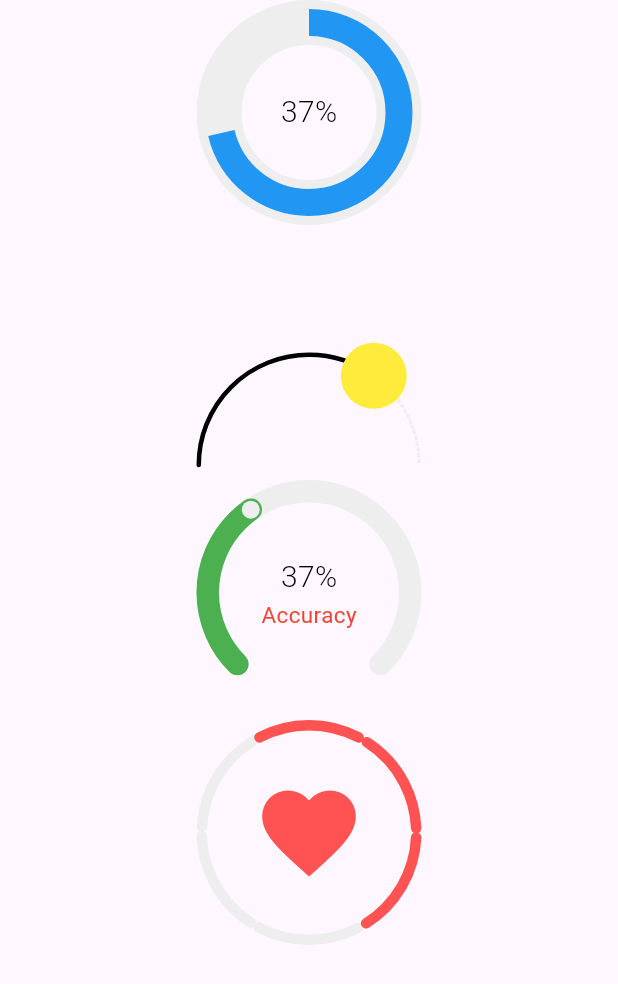
After one commit to mosayeb-masoumi/Animation-Flutter, a Flutter app: the CircularProgressBarScreen screen opened directly, on a phone screen of 412 x 824 dp. The commit adds this screen. Shown: the top 984 px of the screen. Run offline on Flutter 3.47's test engine with Material 3 defaults, Android fonts, the phone set to English and light mode, and no system bars; drawn by our look-alikes of dashed_circular_progress_bar; our stand-ins replace animate_do, animated_text_kit, animated_toggle_switch, badges, cached_network_image, carousel_slider and 33 more; missing offline and left inert: add_to_cart_animation, advanced_icon, animated_loading_border, animated_size_and_fade, circle_list, circular_menu and 5 more.

Commit message:
animated progress bar

```diff
--- /dev/null
+++ b/lib/circular_progress_bar_screen.dart
@@ -0,0 +1,174 @@
+import 'package:dashed_circular_progress_bar/dashed_circular_progress_bar.dart';
+import 'package:flutter/material.dart';
+
+class CircularProgressBarScreen extends StatefulWidget {
+  const CircularProgressBarScreen({super.key});
+
+  @override
+  State<CircularProgressBarScreen> createState() =>
+      _CircularProgressBarScreenState();
+}
+
+class _CircularProgressBarScreenState extends State<CircularProgressBarScreen> {
+  final ValueNotifier<double> _valueNotifier = ValueNotifier(0);
+
+  @override
+  Widget build(BuildContext context) {
+    return Scaffold(
+      body: SizedBox(
+        width: double.infinity,
+        height: double.infinity,
+        child: SingleChildScrollView(
+          child: Column(
+            mainAxisAlignment: MainAxisAlignment.center,
+            crossAxisAlignment: CrossAxisAlignment.center,
+            children: [
+              buildSimpleCircular(),
+              SizedBox(
+                height: 10,
+              ),
+              buildSemiCircular(),
+              SizedBox(
+                height: 10,
+              ),
+              buildAccuracy(),
+              SizedBox(
+                height: 10,
+              ),
+              buildDashed(),
+              SizedBox(
+                height: 10,
+              ),
+
+            ],
+          ),
+        ),
+      ),
+    );
+  }
+
+  SizedBox buildDashed() {
+    return SizedBox(
+              width: 150,
+              height: 150,
+              child: DashedCircularProgressBar.square(
+                dimensions: 350,
+                progress: 180,
+                maxProgress: 360,
+                startAngle: -27.5,
+                foregroundColor: Colors.redAccent,
+                backgroundColor: const Color(0xffeeeeee),
+                foregroundStrokeWidth: 7,
+                backgroundStrokeWidth: 7,
+                foregroundGapSize: 5,
+                foregroundDashSize: 55,
+                backgroundGapSize: 5,
+                backgroundDashSize: 55,
+                animation: true,
+                child: const Icon(Icons.favorite,
+                    color: Colors.redAccent, size: 75),
+              ),
+            );
+  }
+
+  SizedBox buildAccuracy() {
+    return SizedBox(
+      width: 150,
+      height: 150,
+      child: DashedCircularProgressBar.aspectRatio(
+        aspectRatio: 1,
+        // width ÷ height
+        valueNotifier: _valueNotifier,
+        progress: 37,
+        startAngle: 225,
+        sweepAngle: 270,
+        foregroundColor: Colors.green,
+        backgroundColor: const Color(0xffeeeeee),
+        foregroundStrokeWidth: 15,
+        backgroundStrokeWidth: 15,
+        animation: true,
+        seekSize: 6,
+        seekColor: const Color(0xffeeeeee),
+        child: Center(
+          child: ValueListenableBuilder(
+              valueListenable: _valueNotifier,
+              builder: (_, double value, __) => Column(
+                    mainAxisSize: MainAxisSize.min,
+                    children: [
+                      Text(
+                        '${value.toInt()}%',
+                        style: const TextStyle(
+                            color: Colors.black,
+                            fontWeight: FontWeight.w300,
+                            fontSize: 20),
+                      ),
+                      Text(
+                        'Accuracy',
+                        style: const TextStyle(
+                            color: Colors.red,
+                            fontWeight: FontWeight.w400,
+                            fontSize: 15),
+                      ),
+                    ],
+                  )),
+        ),
+      ),
+    );
+  }
+
+  SizedBox buildSemiCircular() {
+    return SizedBox(
+      width: 150,
+      height: 150,
+      child: DashedCircularProgressBar.aspectRatio(
+        aspectRatio: 2,
+        // width ÷ height
+        progress: 70,
+        startAngle: 270,
+        sweepAngle: 180,
+        circleCenterAlignment: Alignment.bottomCenter,
+        foregroundColor: Colors.black,
+        backgroundColor: const Color(0xffeeeeee),
+        foregroundStrokeWidth: 3,
+        backgroundStrokeWidth: 2,
+        backgroundGapSize: 2,
+        backgroundDashSize: 1,
+        seekColor: Colors.yellow,
+        seekSize: 22,
+        animation: true,
+      ),
+    );
+  }
+
+  SizedBox buildSimpleCircular() {
+    return SizedBox(
+      width: 150,
+      height: 150,
+      child: DashedCircularProgressBar.aspectRatio(
+        aspectRatio: 1,
+        // width ÷ height
+        valueNotifier: _valueNotifier,
+        progress: 478,
+        maxProgress: 670,
+        corners: StrokeCap.butt,
+        foregroundColor: Colors.blue,
+        backgroundColor: const Color(0xffeeeeee),
+        foregroundStrokeWidth: 18,
+        backgroundStrokeWidth: 30,
+        animation: true,
+        child: Center(
+          child: ValueListenableBuilder(
+            valueListenable: _valueNotifier,
+            builder: (_, double value, __) => Text(
+              '${value.toInt()}%',
+              style: const TextStyle(
+                  color: Colors.black,
+                  fontWeight: FontWeight.w300,
+                  fontSize: 20),
+            ),
+          ),
+        ),
+      ),
+    );
+  }
+}
--- a/lib/home_page.dart
+++ b/lib/home_page.dart
@@ -16,6 +16,7 @@ import 'package:flutter_animation/checkbox_listtile.dart';
 import 'package:flutter_animation/chips/chips_page.dart';
 import 'package:flutter_animation/circle_list_menu_page.dart';
 import 'package:flutter_animation/circle_menu_page.dart';
+import 'package:flutter_animation/circular_progress_bar_screen.dart';
 import 'package:flutter_animation/clipper_painter/clipper_painters_examples.dart';
 import 'package:flutter_animation/container_transformation_page.dart';
 import 'package:flutter_animation/credit_card_page.dart';
@@ -981,6 +982,16 @@ class _HomePageState extends State<HomePage> {
                       },
                       child: Text("Motion Widgets Screen")),
 
+                  ElevatedButton(
+                      onPressed: () {
+                        Navigator.push(
+                          context,
+                          MaterialPageRoute(
+                              builder: (context) => const CircularProgressBarScreen()),
+                        );
+                      },
+                      child: Text("CircularProgressBar Screen")),
+
 
                 ],
               ),
--- a/pubspec.yaml
+++ b/pubspec.yaml
@@ -155,6 +155,7 @@ dependencies:
   local_hero_transform:
     path: packages/local_hero_transform
 
+  dashed_circular_progress_bar: ^0.0.6
 
 
 dev_dependencies:
```
Also changed, not shown: pubspec.lock.
